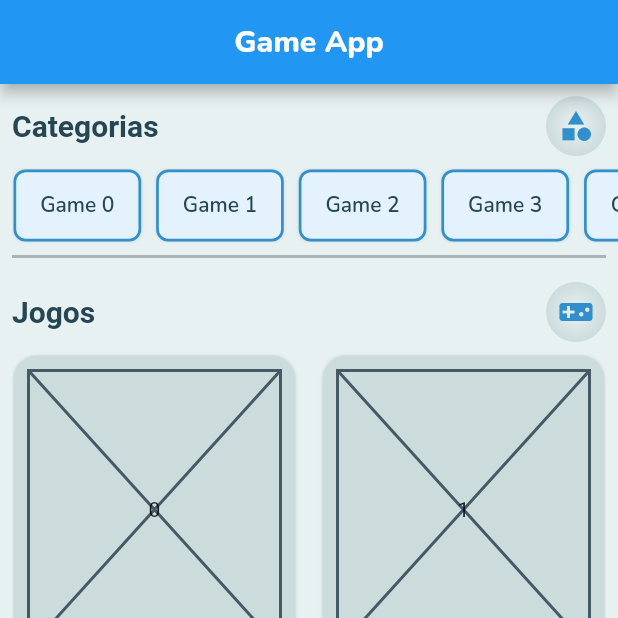
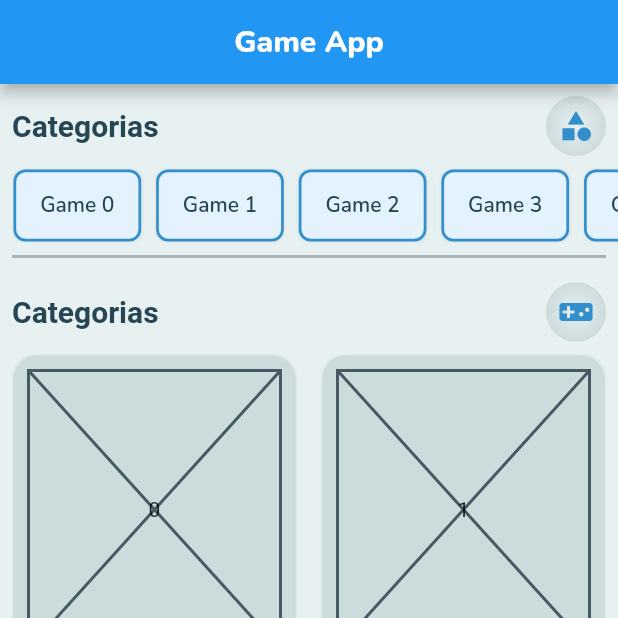
Before and after one commit to felipecastrosales/game, a Flutter app: the screen it shows after launch, on a phone screen of 412 x 824 dp, the top half of it. Run offline on Flutter 3.47's test engine with Material 2 defaults, Android fonts, the light colour scheme and no system bars; our stand-ins replace bloc, dio, equatable, flutter_bloc, google_fonts; network calls fail; statements that could not run were skipped.

Commit message:
adding apptexts for texts on app

```diff
--- a/lib/app/app_widget.dart
+++ b/lib/app/app_widget.dart
@@ -1,5 +1,6 @@
 import 'package:flutter/material.dart';
 import 'package:flutter_bloc/flutter_bloc.dart';
+import 'package:game/app/core/text/app_texts.dart';
 import 'package:provider/provider.dart';
 
 import 'package:game/data/repositories/games/games.dart';
@@ -41,7 +42,7 @@ class AppWidget extends StatelessWidget {
         ),
       ],
       child: MaterialApp(
-        title: 'Game App',
+        title: AppTexts.appTitleName,
         theme: AppThemes.light,
         initialRoute: Pages.home,
         routes: Routes.getRoutes(),
--- /dev/null
+++ b/lib/app/core/text/app_texts.dart
@@ -0,0 +1,7 @@
+class AppTexts {
+  AppTexts._();
+
+  static const appTitleName = 'Game App';
+  static const headersCategories = 'Categorias';
+  static const headersGames = 'Categorias';
+}
--- /dev/null
+++ b/lib/app/core/text/text.dart
@@ -0,0 +1,2 @@
+export 'app_texts.dart';
+export 'app_text_styles.dart';
--- a/lib/app/pages/details/details_page.dart
+++ b/lib/app/pages/details/details_page.dart
@@ -1,5 +1,5 @@
 import 'package:flutter/material.dart';
-import 'package:game/app/core/text/app_text_styles.dart';
+import 'package:game/app/core/text/text.dart';
 import 'package:game/app/utils/constants.dart';
 import 'package:game/app/widgets/custom_divider.dart';
 
--- a/lib/app/pages/home/components/category_tile.dart
+++ b/lib/app/pages/home/components/category_tile.dart
@@ -1,7 +1,7 @@
 import 'package:flutter/material.dart';
 
 import 'package:game/app/core/colors/app_colors.dart';
-import 'package:game/app/core/text/app_text_styles.dart';
+import 'package:game/app/core/text/text.dart';
 
 class CategoryTile extends StatelessWidget {
   final String name;
--- a/lib/app/pages/home/components/headers.dart
+++ b/lib/app/pages/home/components/headers.dart
@@ -1,7 +1,7 @@
 import 'package:flutter/material.dart';
 
 import 'package:game/app/core/colors/app_colors.dart';
-import 'package:game/app/core/text/app_text_styles.dart';
+import 'package:game/app/core/text/text.dart';
 
 class Headers extends StatelessWidget {
   final String title;
--- a/lib/app/pages/home/home_page.dart
+++ b/lib/app/pages/home/home_page.dart
@@ -5,7 +5,7 @@ import 'package:flutter_bloc/flutter_bloc.dart';
 
 import 'package:game/app/config/pages/pages.dart';
 import 'package:game/app/core/colors/app_colors.dart';
-import 'package:game/app/core/text/app_text_styles.dart';
+import 'package:game/app/core/text/text.dart';
 import 'package:game/app/utils/utils.dart';
 import 'package:game/app/widgets/custom_divider.dart';
 import 'package:game/data/models/game/game_model.dart';
@@ -81,14 +81,14 @@ class _HomePageState extends State<HomePage> {
       appBar: AppBar(
         centerTitle: true,
         title: Text(
-          'Game App',
+          AppTexts.appTitleName,
           style: AppTextStyles.appBar,
         ),
       ),
       body: Column(
         children: [
           const Headers(
-            title: 'Categorias',
+            title: AppTexts.headersCategories,
             icon: Icons.category,
           ),
           Container(
@@ -112,7 +112,7 @@ class _HomePageState extends State<HomePage> {
             child: CustomDivider(2),
           ),
           const Headers(
-            title: 'Jogos',
+            title: AppTexts.headersGames,
             icon: Icons.videogame_asset,
           ),
           // Expanded(
```
